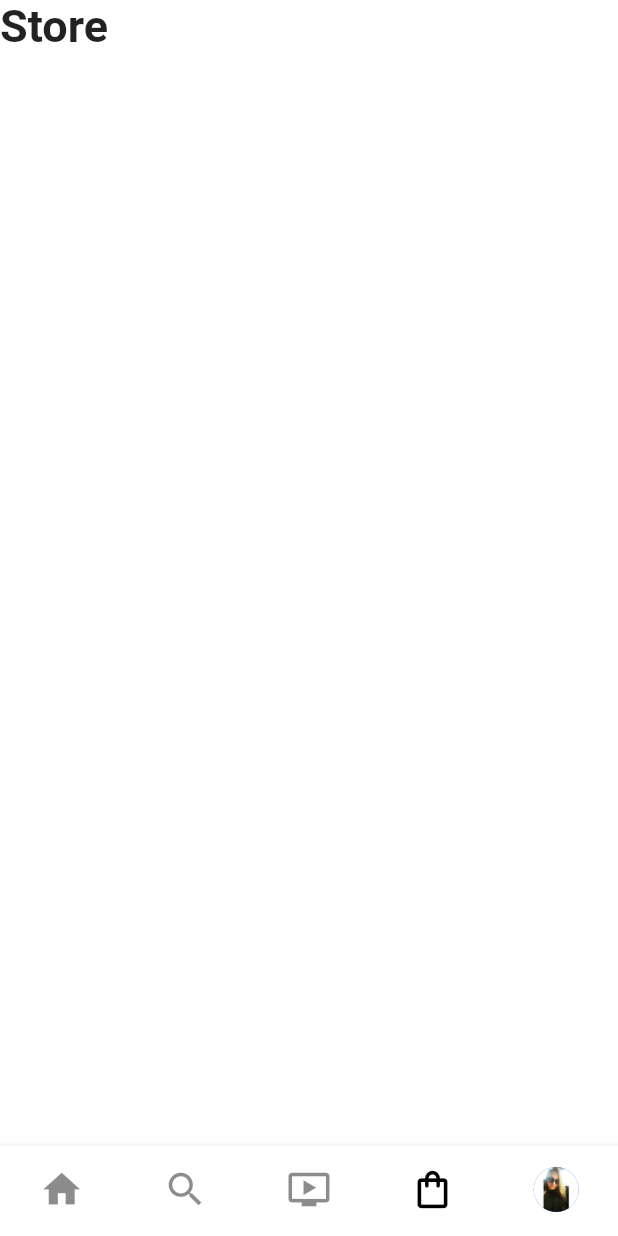
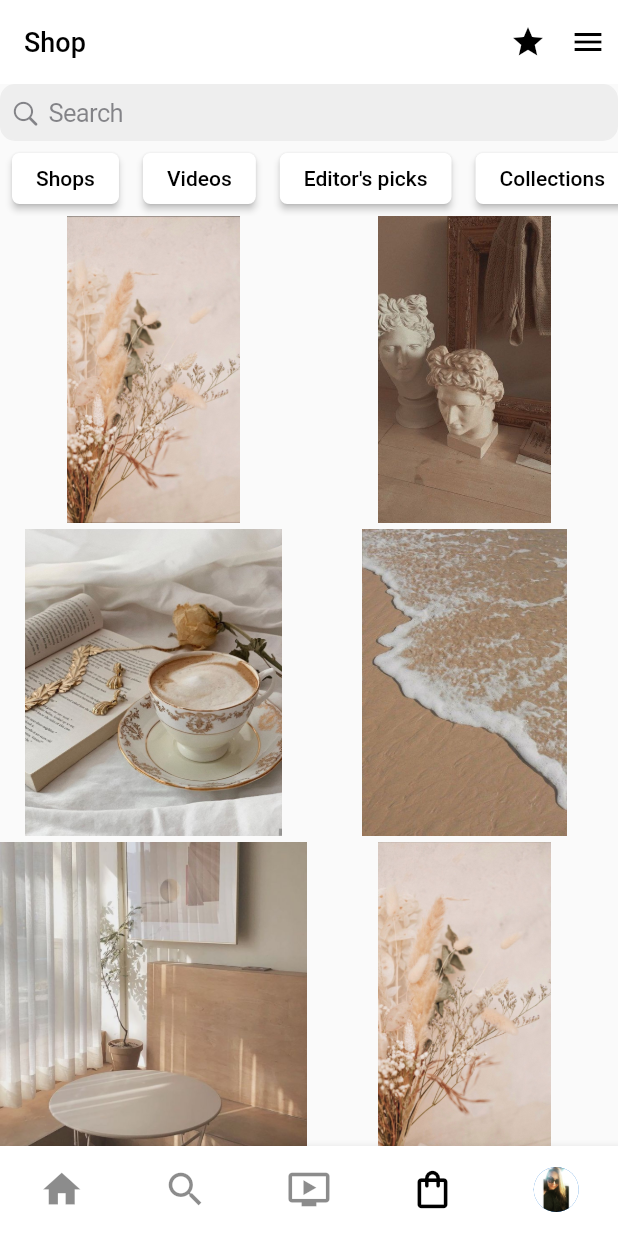
Before and after one commit to ecembostancioglu/instagram_ui, a Flutter app: the screen it shows after launch, item 4 of the bottom bar chosen, on a phone screen of 412 x 824 dp. Run offline on Flutter 3.47's test engine with Material 2 defaults, Android fonts, the phone set to English and light mode, and no system bars.

Commit message:
Completed Shop Page

```diff
--- a/lib/constants/color_constants.dart
+++ b/lib/constants/color_constants.dart
@@ -7,5 +7,8 @@ class ColorConstants{
   static Color black87=Colors.black87;
   static Color black54=Colors.black54;
   static Color grey_200=Colors.grey.shade200;
+  static Color grey_300=Colors.grey.shade300;
   static Color grey_400=Colors.grey.shade400;
+  static Color grey_600=Colors.grey.shade600;
+  static Color transparent=Colors.transparent;
 }
--- a/lib/constants/text_constants.dart
+++ b/lib/constants/text_constants.dart
@@ -47,4 +47,11 @@ class TextConstants{
   static const prague='Prague';
   static const tag_1='Photos and videos of you';
   static const tag_2='When people tag you in photos and videos, they\'ll appear here.';
+  static const cancel='Cancel';
+  static const shop='Shop';
+  static const shops='Shops';
+  static const videos='Videos';
+  static const picks='Editor\'s picks';
+  static const collections='Collections';
+  static const guides='Guides';
 }
--- a/lib/main.dart
+++ b/lib/main.dart
@@ -1,5 +1,5 @@
 import 'package:flutter/material.dart';
-import 'screens/home_page.dart';
+import 'screens/homepage/home_page.dart';
 
 void main() {
   runApp(MyApp());
--- /dev/null
+++ b/lib/model/search_contents.dart
@@ -0,0 +1,39 @@
+class SearchContents{
+  String image;
+
+  SearchContents({required this.image});
+}
+
+List<SearchContents> content=[
+  SearchContents(image: 'assets/h_6.png'),
+  SearchContents(image: 'assets/h_7.png'),
+  SearchContents(image: 'assets/h_8.png'),
+  SearchContents(image: 'assets/h_9.png'),
+  SearchContents(image: 'assets/h_10.png'),
+  SearchContents(image: 'assets/h_6.png'),
+  SearchContents(image: 'assets/h_7.png'),
+  SearchContents(image: 'assets/h_8.png'),
+  SearchContents(image: 'assets/h_9.png'),
+  SearchContents(image: 'assets/h_10.png'),
+  SearchContents(image: 'assets/h_6.png'),
+  SearchContents(image: 'assets/h_7.png'),
+  SearchContents(image: 'assets/h_8.png'),
+  SearchContents(image: 'assets/h_9.png'),
+  SearchContents(image: 'assets/h_10.png'),
+  SearchContents(image: 'assets/h_6.png'),
+  SearchContents(image: 'assets/h_7.png'),
+  SearchContents(image: 'assets/h_8.png'),
+  SearchContents(image: 'assets/h_9.png'),
+  SearchContents(image: 'assets/h_10.png'),
+  SearchContents(image: 'assets/h_6.png'),
+  SearchContents(image: 'assets/h_7.png'),
+  SearchContents(image: 'assets/h_8.png'),
+  SearchContents(image: 'assets/h_9.png'),
+  SearchContents(image: 'assets/h_10.png'),
+  SearchContents(image: 'assets/h_6.png'),
+  SearchContents(image: 'assets/h_7.png'),
+  SearchContents(image: 'assets/h_8.png'),
+  SearchContents(image: 'assets/h_9.png'),
+  SearchContents(image: 'assets/h_10.png'),
+
+];
--- a/lib/screens/home_page.dart
+++ b/lib/screens/homepage/home_page.dart
@@ -1,7 +1,9 @@
 import 'package:flutter/material.dart';
 import 'package:instagram_ui/constants/text_constants.dart';
-import 'package:instagram_ui/screens/my_profile.dart';
-import '../constants/color_constants.dart';
+import 'package:instagram_ui/screens/profilepage/my_profile.dart';
+import 'package:instagram_ui/screens/searchpage/search_page.dart';
+import 'package:instagram_ui/screens/shoppage/shop_page.dart';
+import '../../constants/color_constants.dart';
 import 'story_profile.dart';
 
 class HomePage extends StatefulWidget {
@@ -19,10 +21,10 @@ class _HomePageState extends State<HomePage> {
       TextStyle(fontSize: 30,fontWeight: FontWeight.bold);
 
   static final List<Widget> _widget=<Widget>[
-    StoryProfile(),
-    const Text(TextConstants.search,style: _style),
+    const StoryProfile(),
+    SearchPage(),
     const Text(TextConstants.reels,style: _style),
-    const Text(TextConstants.store,style: _style),
+    ShopPage(),
     MyProfilePage(),
   ];
 
--- a/lib/screens/story_profile.dart
+++ b/lib/screens/homepage/story_profile.dart
@@ -2,8 +2,8 @@ import 'package:flutter/material.dart';
 import 'package:instagram_ui/widgets/posts/home_posts.dart';
 import 'package:instagram_ui/widgets/story/my_story_card.dart';
 import 'package:instagram_ui/widgets/story/story_card.dart';
-import '../constants/color_constants.dart';
-import '../constants/text_constants.dart';
+import '../../constants/color_constants.dart';
+import '../../constants/text_constants.dart';
 
 
 class StoryProfile extends StatelessWidget {
--- /dev/null
+++ b/lib/screens/reelspage/reels_page.dart
@@ -0,0 +1,10 @@
+import 'package:flutter/material.dart';
+
+class ExplorePage extends StatelessWidget {
+  const ExplorePage({Key? key}) : super(key: key);
+
+  @override
+  Widget build(BuildContext context) {
+    return Container();
+  }
+}
--- /dev/null
+++ b/lib/screens/searchpage/search_page.dart
@@ -0,0 +1,33 @@
+import 'package:flutter/cupertino.dart';
+import 'package:flutter/material.dart';
+import 'package:instagram_ui/constants/color_constants.dart';
+
+
+class SearchPage extends StatelessWidget {
+
+  @override
+  Widget build(BuildContext context) {
+    return Scaffold(
+     appBar: AppBar(
+       backgroundColor: ColorConstants.white,
+       elevation: 1,
+       title: Container(
+         decoration: BoxDecoration(
+           color: ColorConstants.grey_200,
+           border: Border.all(
+             color: ColorConstants.grey_200),
+           borderRadius: const BorderRadius.all(
+               Radius.circular(10))),
+         child: CupertinoSearchTextField(
+           decoration: BoxDecoration(
+             color: ColorConstants.grey_200,
+             borderRadius: const BorderRadius.all(
+                  Radius.circular(10))
+           ),
+         ),
+       ),
+     ),
+    );
+  }
+
+}
--- /dev/null
+++ b/lib/screens/shoppage/shop_page.dart
@@ -0,0 +1,97 @@
+import 'package:flutter/cupertino.dart';
+import 'package:flutter/material.dart';
+import 'package:instagram_ui/constants/text_constants.dart';
+import 'package:instagram_ui/widgets/shop_page_button/shop_page_button.dart';
+import '../../constants/color_constants.dart';
+import '../../model/search_contents.dart';
+
+class ShopPage extends StatelessWidget {
+  const ShopPage({Key? key}) : super(key: key);
+
+
+  @override
+  Widget build(BuildContext context) {
+    return Scaffold(
+      resizeToAvoidBottomInset: false,
+      appBar: AppBar(
+        title: Text(
+            TextConstants.shop,
+          style: TextStyle(
+              color: ColorConstants.black,
+              fontSize: 18)),
+       backgroundColor: ColorConstants.white,
+        elevation: 0,
+       actions: [
+         Row(
+           mainAxisAlignment: MainAxisAlignment.spaceBetween,
+           children: [
+             Padding(
+               padding: const EdgeInsets.all(8),
+               child: Icon(Icons.star,
+                color: ColorConstants.black),
+             ),
+             Padding(
+               padding: const EdgeInsets.all(8),
+               child: Icon(Icons.menu,
+               color: ColorConstants.black),
+             )
+           ],
+         )
+       ],
+      ),
+      body: SingleChildScrollView(
+        scrollDirection: Axis.vertical,
+        child: Column(
+          children: [
+            Container(
+                decoration: BoxDecoration(
+                    color: ColorConstants.grey_200,
+                    border: Border.all(
+                        color: ColorConstants.grey_200),
+                    borderRadius: const BorderRadius.all(
+                        Radius.circular(10))),
+                child: CupertinoSearchTextField(
+                  decoration: BoxDecoration(
+                      color: ColorConstants.grey_200,
+                      borderRadius: const BorderRadius.all(
+                          Radius.circular(10))
+                  ),
+                )
+            ),
+            SizedBox(
+              height: 50,
+              child: ListView(
+                scrollDirection: Axis.horizontal,
+                children: const [
+                ShopPageButton(text: TextConstants.shops),
+                ShopPageButton(text: TextConstants.videos),
+                ShopPageButton(text: TextConstants.picks),
+                ShopPageButton(text: TextConstants.collections),
+                ShopPageButton(text: TextConstants.guides),
+                ],
+              ),
+            ),
+            SingleChildScrollView(
+              scrollDirection: Axis.vertical,
+              child: SizedBox(
+                height: MediaQuery.of(context).size.height,
+                width: MediaQuery.of(context).size.width,
+                child: GridView.builder(
+                    itemCount: content.length,
+                    gridDelegate: const SliverGridDelegateWithFixedCrossAxisCount(
+                        crossAxisCount: 2,
+                        crossAxisSpacing: 3,
+                        mainAxisSpacing: 4,
+                        childAspectRatio: 1
+                    ),
+                    itemBuilder: (context,index){
+                      return GridTile(
+                          child: Image.asset(content[index].image));
+                    }),
+              ),
+            )],
+        ),
+      ),
+    );
+  }
+}
--- /dev/null
+++ b/lib/widgets/shop_page_button/shop_page_button.dart
@@ -0,0 +1,30 @@
+import 'package:flutter/material.dart';
+import '../../constants/color_constants.dart';
+
+
+class ShopPageButton extends StatelessWidget {
+  const ShopPageButton({Key? key,required this.text}) : super(key: key);
+  final String text;
+
+
+
+  static final ButtonStyle _buttonStyle=
+  ElevatedButton.styleFrom(
+      shape: RoundedRectangleBorder(
+          borderRadius: BorderRadius.all(Radius.circular(5))
+      ),
+      elevation: 2,
+      primary: ColorConstants.white);
+
+
+  @override
+  Widget build(BuildContext context) {
+    return  Padding(
+      padding: const EdgeInsets.all(8.0),
+      child: ElevatedButton(onPressed: (){},
+          style:_buttonStyle,
+          child: Text(text,
+              style: TextStyle(color: ColorConstants.black))),
+    );
+  }
+}
--- a/pubspec.yaml
+++ b/pubspec.yaml
@@ -35,6 +35,8 @@ dependencies:
   # Use with the CupertinoIcons class for iOS style icons.
   cupertino_icons: ^1.0.2
   font_awesome_flutter: ^10.1.0
+  flutter_staggered_grid_view: ^0.6.1
+  sliver_header_delegate: ^0.0.5
 
 dev_dependencies:
   flutter_test:
```
Also changed, not shown: lib/screens/profilepage/my_profile.dart (renamed from lib/screens/my_profile.dart, +4 -3 lines), assets/wishlist.png (added), pubspec.lock.
